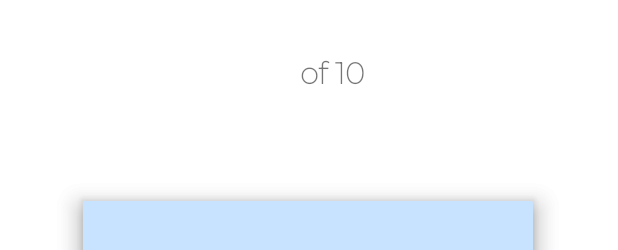
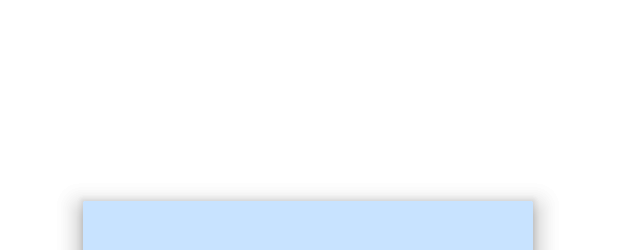
Before and after one commit to justineMD2002/Evermore, an Android app: the layout activity_flashcards.xml on its own in the app's theme, with its tools: preview values and no code run, on a phone screen of 412 x 824 dp. Shown: the top 250 px of the screen. Run offline under Robolectric (Android 15) with nearby library versions, the phone set to English and light mode, and no system bars.

Commit message:
Final for dday

```diff
--- a/app/src/main/java/com/example/evermore/Flashcards.java
+++ b/app/src/main/java/com/example/evermore/Flashcards.java
@@ -36,7 +36,7 @@ public class Flashcards extends AppCompatActivity {
     private AnimatorSet back_anim;
     private CardView cardView, cardview2;
     private boolean isFront = true;
-    TextView tvCtr, first_card_front, first_card_back, sec_card_front, sec_card_back;
+    TextView tvCtr, first_card_front, first_card_back, sec_card_front, sec_card_back, total;
     int count = 1;
     ImageView back, next;
     Intent intent;
@@ -53,6 +53,7 @@ public class Flashcards extends AppCompatActivity {
         cardView = findViewById(R.id.flashcard);
         cardview2 = findViewById(R.id.flashcard2);
         intent = getIntent();
+        total = findViewById(R.id.textView12);
         first_card_front = findViewById(R.id.card_front2);
         first_card_back = findViewById(R.id.card_back2);
         sec_card_front = findViewById(R.id.card_front3);
@@ -197,6 +198,7 @@ public class Flashcards extends AppCompatActivity {
         ArrayList<Model_Questionnaire> questionnaires = new ArrayList<>();
         flashcardsRef.get()
                 .addOnCompleteListener(new OnCompleteListener<QuerySnapshot>() {
+                    @SuppressLint("SetTextI18n")
                     @Override
                     public void onComplete(@NonNull Task<QuerySnapshot> task) {
                         if (task.isSuccessful()) {
@@ -206,6 +208,7 @@ public class Flashcards extends AppCompatActivity {
                                 Model_Questionnaire m = new Model_Questionnaire(question, answer);
                                 questionnaires.add(m);
                             }
+                            total.setText("of " + questionnaires.size());
                             handleResult(questionnaires);
                         } else {
                             Log.d(TAG, "Error getting documents: ", task.getException());
--- a/app/src/main/res/layout/activity_flashcards.xml
+++ b/app/src/main/res/layout/activity_flashcards.xml
@@ -61,12 +61,11 @@
         android:layout_width="wrap_content"
         android:layout_height="wrap_content"
         android:fontFamily="@font/montserrat_variablefont"
-        android:text=" of 10"
         android:textFontWeight="1000"
         android:textSize="20sp"
         app:layout_constraintBottom_toTopOf="@+id/flashcard"
         app:layout_constraintEnd_toEndOf="parent"
-        app:layout_constraintHorizontal_bias="0.535"
+        app:layout_constraintHorizontal_bias="0.552"
         app:layout_constraintStart_toStartOf="parent"
         app:layout_constraintTop_toTopOf="parent"
         app:layout_constraintVertical_bias="0.33" />
@@ -122,14 +121,14 @@
 
     <TextView
         android:id="@+id/ctr"
-        android:layout_width="20dp"
+        android:layout_width="25dp"
         android:layout_height="wrap_content"
         android:fontFamily="@font/montserrat_variablefont"
         android:textFontWeight="1000"
         android:textSize="20sp"
         app:layout_constraintBottom_toTopOf="@+id/flashcard"
         app:layout_constraintEnd_toEndOf="parent"
-        app:layout_constraintHorizontal_bias="0.452"
+        app:layout_constraintHorizontal_bias="0.443"
         app:layout_constraintStart_toStartOf="parent"
         app:layout_constraintTop_toTopOf="parent"
         app:layout_constraintVertical_bias="0.33" />
```
Also changed, not shown: app/src/main/java/com/example/evermore/Home.java (+13 -4 lines), app/src/main/res/values/styles.xml (+3 -5 lines).
